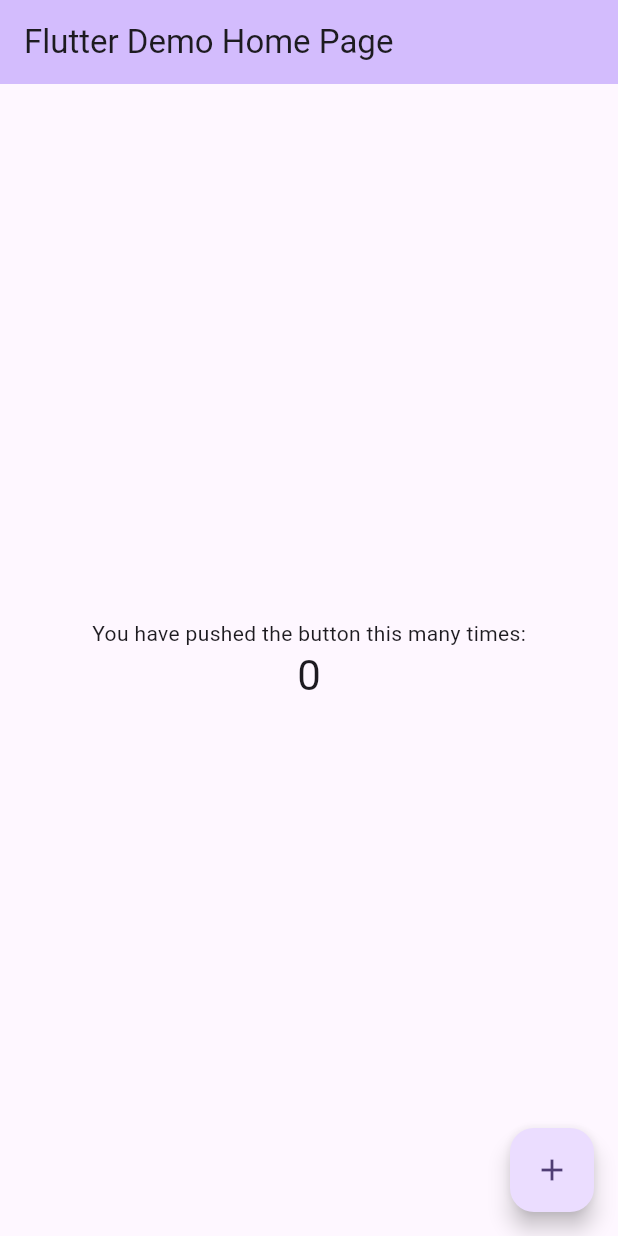
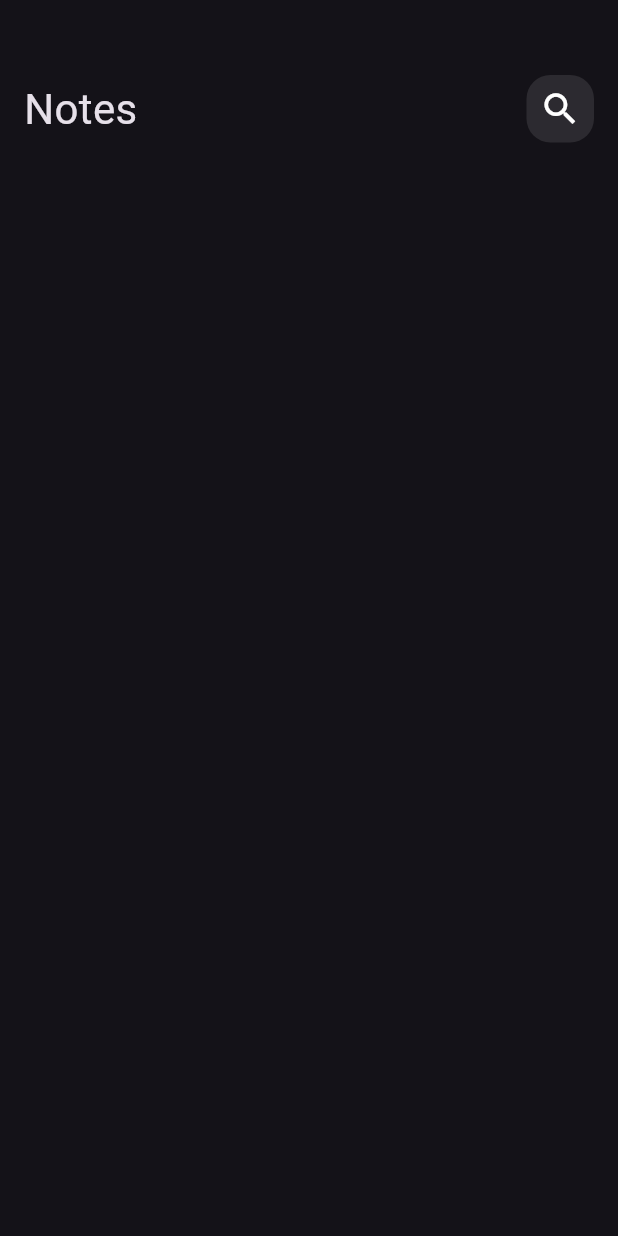
Before and after one commit to HadyRageh/notes_app, a Flutter app: the screen it shows after launch, on a phone screen of 412 x 824 dp. Run offline on Flutter 3.47's test engine with Material 3 defaults, Android fonts, the phone set to English and light mode, and no system bars.

Commit message:
custom appbar and custom search icon

```diff
--- a/lib/main.dart
+++ b/lib/main.dart
@@ -1,4 +1,5 @@
 import 'package:flutter/material.dart';
+import 'package:notes_app/views/notes_view.dart';
 
 void main() {
   runApp(const MyApp());
@@ -13,113 +14,9 @@ class MyApp extends StatelessWidget {
     return MaterialApp(
       title: 'Flutter Demo',
       theme: ThemeData(
-        // This is the theme of your application.
-        //
-        // TRY THIS: Try running your application with "flutter run". You'll see
-        // the application has a purple toolbar. Then, without quitting the app,
-        // try changing the seedColor in the colorScheme below to Colors.green
-        // and then invoke "hot reload" (save your changes or press the "hot
-        // reload" button in a Flutter-supported IDE, or press "r" if you used
-        // the command line to start the app).
-        //
-        // Notice that the counter didn't reset back to zero; the application
-        // state is not lost during the reload. To reset the state, use hot
-        // restart instead.
-        //
-        // This works for code too, not just values: Most code changes can be
-        // tested with just a hot reload.
-        colorScheme: ColorScheme.fromSeed(seedColor: Colors.deepPurple),
-        useMaterial3: true,
+        brightness: Brightness.dark,
       ),
-      home: const MyHomePage(title: 'Flutter Demo Home Page'),
+      home: NotesView(),
     );
   }
 }
-
-class MyHomePage extends StatefulWidget {
-  const MyHomePage({super.key, required this.title});
-
-  // This widget is the home page of your application. It is stateful, meaning
-  // that it has a State object (defined below) that contains fields that affect
-  // how it looks.
-
-  // This class is the configuration for the state. It holds the values (in this
-  // case the title) provided by the parent (in this case the App widget) and
-  // used by the build method of the State. Fields in a Widget subclass are
-  // always marked "final".
-
-  final String title;
-
-  @override
-  State<MyHomePage> createState() => _MyHomePageState();
-}
-
-class _MyHomePageState extends State<MyHomePage> {
-  int _counter = 0;
-
-  void _incrementCounter() {
-    setState(() {
-      // This call to setState tells the Flutter framework that something has
-      // changed in this State, which causes it to rerun the build method below
-      // so that the display can reflect the updated values. If we changed
-      // _counter without calling setState(), then the build method would not be
-      // called again, and so nothing would appear to happen.
-      _counter++;
-    });
-  }
-
-  @override
-  Widget build(BuildContext context) {
-    // This method is rerun every time setState is called, for instance as done
-    // by the _incrementCounter method above.
-    //
-    // The Flutter framework has been optimized to make rerunning build methods
-    // fast, so that you can just rebuild anything that needs updating rather
-    // than having to individually change instances of widgets.
-    return Scaffold(
-      appBar: AppBar(
-        // TRY THIS: Try changing the color here to a specific color (to
-        // Colors.amber, perhaps?) and trigger a hot reload to see the AppBar
-        // change color while the other colors stay the same.
-        backgroundColor: Theme.of(context).colorScheme.inversePrimary,
-        // Here we take the value from the MyHomePage object that was created by
-        // the App.build method, and use it to set our appbar title.
-        title: Text(widget.title),
-      ),
-      body: Center(
-        // Center is a layout widget. It takes a single child and positions it
-        // in the middle of the parent.
-        child: Column(
-          // Column is also a layout widget. It takes a list of children and
-          // arranges them vertically. By default, it sizes itself to fit its
-          // children horizontally, and tries to be as tall as its parent.
-          //
-          // Column has various properties to control how it sizes itself and
-          // how it positions its children. Here we use mainAxisAlignment to
-          // center the children vertically; the main axis here is the vertical
-          // axis because Columns are vertical (the cross axis would be
-          // horizontal).
-          //
-          // TRY THIS: Invoke "debug painting" (choose the "Toggle Debug Paint"
-          // action in the IDE, or press "p" in the console), to see the
-          // wireframe for each widget.
-          mainAxisAlignment: MainAxisAlignment.center,
-          children: <Widget>[
-            const Text(
-              'You have pushed the button this many times:',
-            ),
-            Text(
-              '$_counter',
-              style: Theme.of(context).textTheme.headlineMedium,
-            ),
-          ],
-        ),
-      ),
-      floatingActionButton: FloatingActionButton(
-        onPressed: _incrementCounter,
-        tooltip: 'Increment',
-        child: const Icon(Icons.add),
-      ), // This trailing comma makes auto-formatting nicer for build methods.
-    );
-  }
-}
--- a/lib/views/notes_view.dart
+++ b/lib/views/notes_view.dart
@@ -0,0 +1,15 @@
+// ignore_for_file: prefer_const_constructors
+
+import 'package:flutter/material.dart';
+import 'package:notes_app/widgets/notes_view_body.dart';
+
+class NotesView extends StatelessWidget {
+  const NotesView({super.key});
+
+  @override
+  Widget build(BuildContext context) {
+    return Scaffold(
+      body: NotesViewBody(),
+    );
+  }
+}
--- /dev/null
+++ b/lib/widgets/custom_appbar.dart
@@ -0,0 +1,24 @@
+// ignore_for_file: prefer_const_constructors, prefer_const_literals_to_create_immutables
+
+import 'package:flutter/material.dart';
+import 'package:notes_app/widgets/custom_search_icon.dart';
+
+class CustomAppBar extends StatelessWidget {
+  const CustomAppBar({super.key});
+
+  @override
+  Widget build(BuildContext context) {
+    return Row(
+      mainAxisAlignment: MainAxisAlignment.spaceBetween,
+      children: [
+        Text(
+          'Notes',
+          style: TextStyle(
+            fontSize: 28,
+          ),
+        ),
+        CustomSearchIcon(),
+      ],
+    );
+  }
+}
--- /dev/null
+++ b/lib/widgets/custom_search_icon.dart
@@ -0,0 +1,27 @@
+// ignore_for_file: prefer_const_constructors
+
+import 'package:flutter/material.dart';
+
+class CustomSearchIcon extends StatelessWidget {
+  const CustomSearchIcon({super.key});
+
+  @override
+  Widget build(BuildContext context) {
+    return GestureDetector(
+      onTap: () {},
+      child: Container(
+        height: 45,
+        width: 45,
+        decoration: BoxDecoration(
+          color: Colors.white.withOpacity(0.1),
+          borderRadius: BorderRadius.circular(16),
+        ),
+        child: Center(
+            child: Icon(
+          Icons.search,
+          size: 28,
+        )),
+      ),
+    );
+  }
+}
--- /dev/null
+++ b/lib/widgets/notes_view_body.dart
@@ -0,0 +1,23 @@
+// ignore_for_file: prefer_const_constructors
+
+import 'package:flutter/material.dart';
+import 'package:notes_app/widgets/custom_appbar.dart';
+
+class NotesViewBody extends StatelessWidget {
+  const NotesViewBody({super.key});
+
+  @override
+  Widget build(BuildContext context) {
+    return Padding(
+      padding: const EdgeInsets.symmetric(horizontal: 16),
+      child: Column(
+        children: const [
+          SizedBox(
+            height: 50,
+          ),
+          CustomAppBar(),
+        ],
+      ),
+    );
+  }
+}
```
